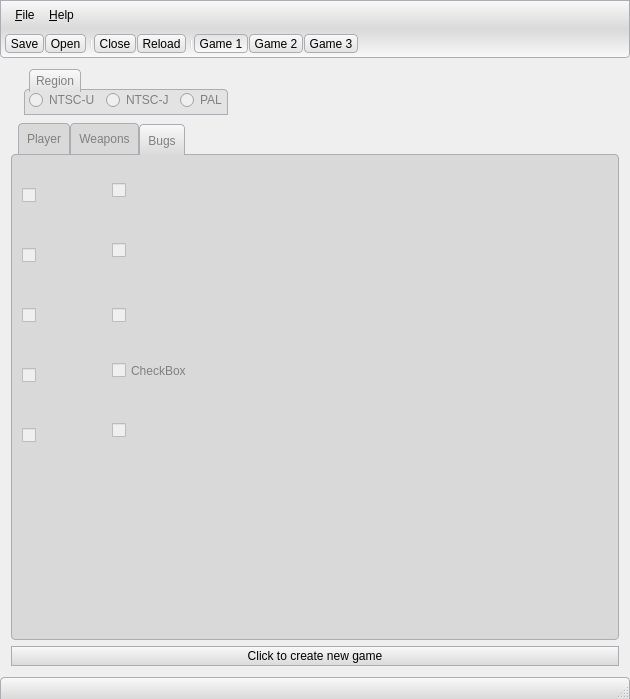
Old version of the form save editor/SS_SaveEditor/forms/mainwindow.ui in the repository Antidote/skyward-sword-save-editor.
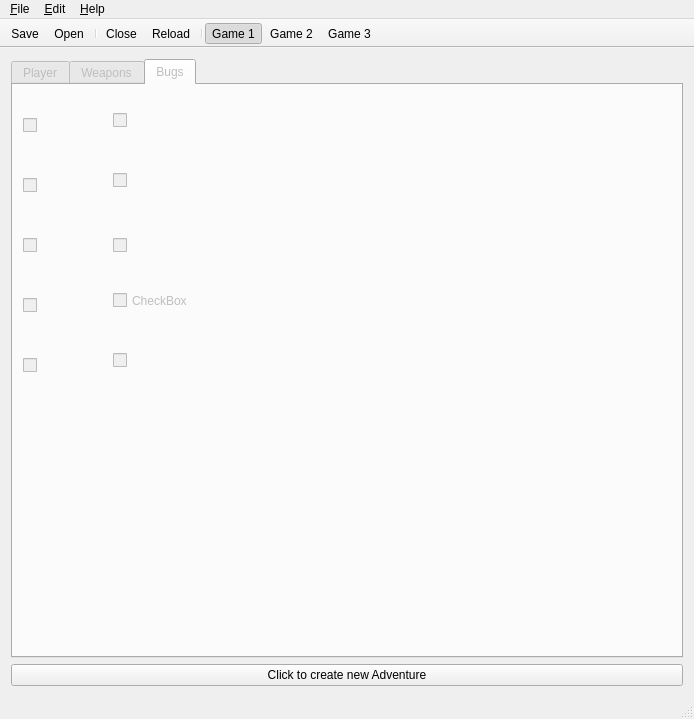
New version of the form. The open tabs and pages were chosen to show the change. Icons and pictures are not drawn.

Commit message: Added FileInfoDialog and restructured UI a bit

```diff
--- a/save editor/SS_SaveEditor/forms/mainwindow.ui
+++ b/save editor/SS_SaveEditor/forms/mainwindow.ui
@@ -9,171 +9,22 @@
    <rect>
     <x>0</x>
     <y>0</y>
-    <width>630</width>
-    <height>699</height>
+    <width>694</width>
+    <height>719</height>
    </rect>
   </property>
+  <property name="sizePolicy">
+   <sizepolicy hsizetype="Fixed" vsizetype="Fixed">
+    <horstretch>0</horstretch>
+    <verstretch>0</verstretch>
+   </sizepolicy>
+  </property>
   <property name="acceptDrops">
    <bool>true</bool>
   </property>
   <property name="windowTitle">
    <string>WiiKing2 Editor</string>
   </property>
-  <property name="styleSheet">
-   <string notr="true">MainWindow
-{
-	background-color:qlineargradient(spread:pad, x1:0, y1:0, x2:0, y2:1, stop:0 rgba(0, 0, 0, 255), stop:0.130682 rgba(249, 249, 249, 255), stop:1 rgba(207, 207, 207, 255));
-}
-
-QDialog
-{
-	background: qlineargradient(spread:pad, x1:0, y1:0, x2:0, y2:1, stop:0 rgba(249, 249, 249, 255), stop:1 rgba(217, 217, 217, 255));
-}
-
-QMenuBar
-{
-	background: qlineargradient(spread:pad, x1:0, y1:0, x2:0, y2:1, stop:0 rgba(249, 249, 249, 255), stop:1 rgba(217, 217, 217, 255));
-	border: 1px solid rgb(171, 173, 179);
-	border-bottom:none;
-	padding: 4px;
-}
-
-QMenuBar::item 
-{
-	background:transparent;
- }
-
- QMenuBar::item:selected 
-{ /* when selected using mouse or keyboard */
-     background:  qlineargradient(spread:pad, x1:0, y1:0, x2:0, y2:1, stop:0 rgba(217, 217, 217, 255), stop:1 rgba(249, 249, 249, 255));
-     border: 1px solid rgb(171, 173, 179);
-     border-top-left-radius:4px;
-	 border-top-right-radius: 4px;
-	 min-width: 100%
- }
-
-QMenuBar::item:pressed 
-{
-     background: qlineargradient(spread:pad, x1:0, y1:0, x2:0, y2:1, stop:0 rgba(249, 249, 249, 255), stop:1 rgba(217, 217, 217, 255)); 
-	 border-bottom:none;
-	 border-bottom-left-radius:none;
-	 border-bottom-right-radius:none;
- }
-
-QToolBar
-{
-	background-color: qlineargradient(spread:pad, x1:0, y1:0, x2:0, y2:1, stop:0 rgba(217, 217, 217, 255), stop:1 rgba(249, 249, 249, 255));
-	border: 1px solid rgb(171, 173, 179);
-	border-top:none;
-	border-bottom-left-radius: 4px;
-    border-bottom-right-radius: 4px;
-	padding:4px;
-}
-
-QTabWidget::pane
-{
-	top: 1px;
-	background-color: rgb(217, 217, 217);
-	border-radius: 4px;
-	border: 1px solid rgb(171, 173, 179);
-}
-
-QTabWidget::tab-bar
-{
-	left:7px;
-	bottom: -2px;
-}
-
-QTabBar:tab
-{
-	min-width: 15ex;
-	padding: 8px;
-}
-
-QTabBar::tab:selected
-{
-	top: +1px;
-	background: qlineargradient(spread:pad, x1:0, y1:0, x2:0, y2:1, stop:0 rgba(249, 249, 249, 255), stop:1 rgba(217, 217, 217, 255));
-	border-top: 1px solid rgb(171, 173, 179);
-	border-left: 1px solid rgb(171, 173, 179);
-	border-right: 1px solid rgb(171, 173, 179);
-	border-top-left-radius: 4px;
-	border-top-right-radius: 4px;
-}
-
-QTabBar::tab:!selected
-{
-	background-color: rgba(217, 217, 217, 255);
-	border-top: 1px solid rgb(171, 173, 179);
-	border-left: 1px solid rgb(171, 173, 179);
-	border-right: 1px solid rgb(171, 173, 179);
-	border-bottom: 1px solid rgb(171, 173, 179);
-	border-top-left-radius: 4px;
-	border-top-right-radius: 4px;
-}
-
-QPushButton
-{
-	background-color: qlineargradient(spread:pad, x1:0, y1:0, x2:0, y2:1, stop:0 rgba(249, 249, 249, 255), stop:1 rgba(217, 217, 217, 255));
-	border: 1px solid rgb(171, 173, 179);
-	padding: 2px 8px;
-}
-
-QGroupBox
-{
-	color:none;
-	background-color: rgba(227, 227, 227, 255);
-	top: +18px;
-	border: 1px solid rgb(171, 173, 179);
-	border-top-left-radius: 4px;
-	border-top-right-radius:4px;
-	margin-top: 20px;
-}
-
-*:disabled
-{
-	color:gray;
-}
-
-QGroupBox::title
-{
-	subcontrol-origin: margin;
-	left: +5px;
-    padding: 4px;
-	background: qlineargradient(spread:pad, x1:0, y1:0, x2:0, y2:1, stop:0 rgba(249, 249, 249, 255), stop:1 rgba(227, 227, 227, 255));
-	border: 1px solid rgb(171, 173, 179);
-	border-top-left-radius: 4px;
-	border-top-right-radius:4px;
-	border-bottom: none;
-}
-
-QToolButton
-{
-	border: 1px solid rgb(171, 173, 179);
-	border-radius: 4px;
-	background-color: qlineargradient(spread:pad, x1:0, y1:0, x2:0, y2:1, stop:0 rgba(249, 249, 249, 255), stop:1 rgba(227, 227, 227, 255));
-}
-
-QToolButton:hover, QPushButton:hover
-{
-	background: qlineargradient(spread:pad, x1:0, y1:0, x2:0, y2:1, stop:0 rgba(239, 239, 239, 255), stop:1 rgba(227, 227, 227, 255));
-}
-
-QToolButton:checked, QPushButton:pressed
-{
-	background: qlineargradient(spread:pad, x1:0, y1:0, x2:0, y2:1, stop:0 rgba(227, 227, 227, 255), stop:1 rgba(249, 249, 249, 255));
-}
-
-QStatusBar
-{
-    background-color: qlineargradient(spread:pad, x1:0, y1:0, x2:0, y2:1, stop:0 rgba(249, 249, 249, 255), stop:1 rgba(217, 217, 217, 255));
-	border: 1px solid rgb(171, 173, 179);
-	border-bottom:none;
-	border-top-left-radius: 4px;
-    border-top-right-radius: 4px;
-	padding:4px;
-}</string>
-  </property>
   <property name="iconSize">
    <size>
     <width>6</width>
@@ -182,108 +33,18 @@
   </property>
   <widget class="QWidget" name="centralWidget">
    <layout class="QGridLayout" name="gridLayout_5">
-    <item row="0" column="0">
-     <layout class="QHBoxLayout" name="horizontalLayout_4">
-      <property name="sizeConstraint">
-       <enum>QLayout::SetMinAndMaxSize</enum>
-      </property>
-      <item>
-       <spacer name="horizontalSpacer_3">
-        <property name="orientation">
-         <enum>Qt::Horizontal</enum>
-        </property>
-        <property name="sizeType">
-         <enum>QSizePolicy::Fixed</enum>
-        </property>
-        <property name="sizeHint" stdset="0">
-         <size>
-          <width>13</width>
-          <height>20</height>
-         </size>
-        </property>
-       </spacer>
-      </item>
-      <item>
-       <widget class="QGroupBox" name="regionGroupBox">
-        <property name="enabled">
-         <bool>false</bool>
-        </property>
-        <property name="title">
-         <string>Region</string>
-        </property>
-        <layout class="QHBoxLayout" name="horizontalLayout_2">
-         <property name="spacing">
-          <number>6</number>
-         </property>
-         <property name="sizeConstraint">
-          <enum>QLayout::SetFixedSize</enum>
-         </property>
-         <property name="leftMargin">
-          <number>4</number>
-         </property>
-         <property name="topMargin">
-          <number>0</number>
-         </property>
-         <property name="rightMargin">
-          <number>0</number>
-         </property>
-         <property name="bottomMargin">
-          <number>4</number>
-         </property>
-         <item>
-          <widget class="QRadioButton" name="ntscURadioBtn">
-           <property name="text">
-            <string>NTSC-U</string>
-           </property>
-          </widget>
-         </item>
-         <item>
-          <widget class="QRadioButton" name="ntscJRadioBtn">
-           <property name="text">
-            <string>NTSC-J</string>
-           </property>
-          </widget>
-         </item>
-         <item>
-          <widget class="QRadioButton" name="palRadioBtn">
-           <property name="text">
-            <string>PAL</string>
-           </property>
-          </widget>
-         </item>
-        </layout>
-       </widget>
-      </item>
-      <item>
-       <spacer name="horizontalSpacer_2">
-        <property name="orientation">
-         <enum>Qt::Horizontal</enum>
-        </property>
-        <property name="sizeHint" stdset="0">
-         <size>
-          <width>40</width>
-          <height>20</height>
-         </size>
-        </property>
-       </spacer>
-      </item>
-     </layout>
-    </item>
-    <item row="2" column="0">
+    <item row="1" column="0">
      <widget class="QPushButton" name="createDeleteGameBtn">
       <property name="text">
-       <string>Click to create new game</string>
+       <string>Click to create new Adventure</string>
       </property>
      </widget>
     </item>
-    <item row="1" column="0">
+    <item row="0" column="0">
      <widget class="QTabWidget" name="tabWidget">
       <property name="enabled">
        <bool>false</bool>
       </property>
-      <property name="styleSheet">
-       <string notr="true"/>
-      </property>
       <property name="tabShape">
        <enum>QTabWidget::Rounded</enum>
       </property>
@@ -1580,7 +1341,7 @@
          <rect>
           <x>100</x>
           <y>10</y>
-          <width>81</width>
+          <width>91</width>
           <height>51</height>
          </rect>
         </property>
@@ -1600,7 +1361,7 @@
          <rect>
           <x>100</x>
           <y>70</y>
-          <width>81</width>
+          <width>91</width>
           <height>51</height>
          </rect>
         </property>
@@ -1620,7 +1381,7 @@
          <rect>
           <x>100</x>
           <y>130</y>
-          <width>81</width>
+          <width>91</width>
           <height>61</height>
          </rect>
         </property>
@@ -1643,7 +1404,7 @@
          <rect>
           <x>100</x>
           <y>190</y>
-          <width>81</width>
+          <width>91</width>
           <height>51</height>
          </rect>
         </property>
@@ -1666,7 +1427,7 @@
          <rect>
           <x>100</x>
           <y>250</y>
-          <width>81</width>
+          <width>91</width>
           <height>51</height>
          </rect>
         </property>
@@ -1691,8 +1452,8 @@
     <rect>
      <x>0</x>
      <y>0</y>
-     <width>630</width>
-     <height>31</height>
+     <width>694</width>
+     <height>25</height>
     </rect>
    </property>
    <widget class="QMenu" name="menu_File">
@@ -1718,7 +1479,15 @@
     <addaction name="actionAbout"/>
     <addaction name="actionAboutQt"/>
    </widget>
+   <widget class="QMenu" name="menu_Edit">
+    <property name="title">
+     <string>&amp;Edit</string>
+    </property>
+    <addaction name="actionFileInfo"/>
+    <addaction name="action_Preferences"/>
+   </widget>
    <addaction name="menu_File"/>
+   <addaction name="menu_Edit"/>
    <addaction name="menu_Help"/>
   </widget>
   <widget class="QToolBar" name="mainToolBar">
```
Left out of the diff: 12 changed lines with no effect on the pictures. The commit also changes 11 other files.
